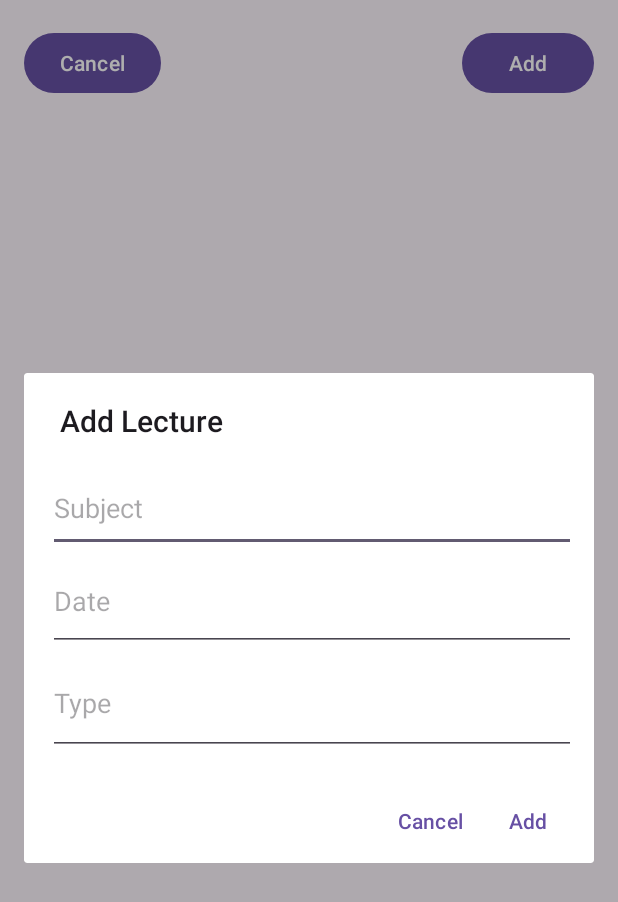
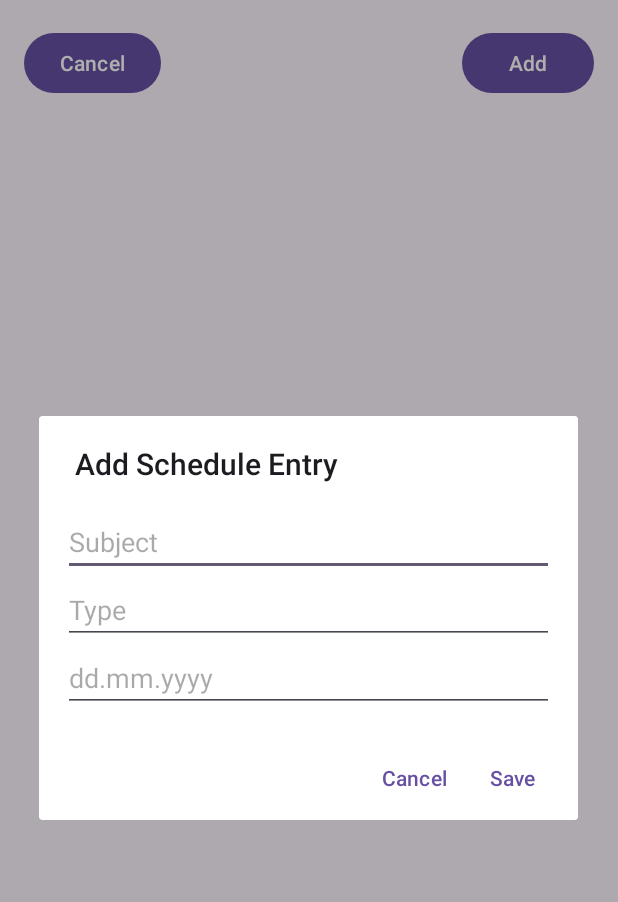
Before and after one commit to UAdant/MyShedule, an Android app: the ScheduleActivity screen opened directly, with no data from a screen before it, after a tap on "Add", on a phone screen of 412 x 824 dp. Shown: the top 902 px of the screen. Run offline under Robolectric (Android 15) with nearby library versions, the phone set to English and light mode, and no system bars; Roboto replaces fonts that are not available here.

Commit message:
setnig db

```diff
--- /dev/null
+++ b/app/src/main/java/com/example/myshedule/AddScheduleDialog.java
@@ -0,0 +1,87 @@
+package com.example.myshedule;
+
+import android.app.Dialog;
+import android.content.Context;
+import android.content.DialogInterface;
+import android.os.Bundle;
+import android.view.LayoutInflater;
+import android.view.View;
+import android.view.inputmethod.InputMethodManager;
+import android.widget.EditText;
+import android.widget.Toast;
+
+import androidx.annotation.NonNull;
+import androidx.appcompat.app.AlertDialog;
+import androidx.appcompat.app.AppCompatDialogFragment;
+
+import java.text.ParseException;
+import java.text.SimpleDateFormat;
+import java.util.Locale;
+
+public class AddScheduleDialog extends AppCompatDialogFragment {
+    private EditText editTextSubject;
+    private EditText editTextType;
+    private EditText editTextDate;
+
+    @NonNull
+    @Override
+    public Dialog onCreateDialog(Bundle savedInstanceState) {
+        AlertDialog.Builder builder = new AlertDialog.Builder(getActivity());
+
+        LayoutInflater inflater = getActivity().getLayoutInflater();
+        View view = inflater.inflate(R.layout.add_dialog_schedule, null);
+
+        builder.setView(view)
+                .setTitle("Add Schedule Entry")
+                .setNegativeButton("Cancel", new DialogInterface.OnClickListener() {
+                    @Override
+                    public void onClick(DialogInterface dialogInterface, int i) {
+                        // Порожнє тіло, так як ми не робимо нічого при натисканні кнопки "Скасувати"
+                    }
+                })
+                .setPositiveButton("Save", new DialogInterface.OnClickListener() {
+                    @Override
+                    public void onClick(DialogInterface dialogInterface, int i) {
+                        String subject = editTextSubject.getText().toString();
+                        String type = editTextType.getText().toString();
+                        String date = editTextDate.getText().toString();
+
+                        if (subject.isEmpty() || type.isEmpty() || date.isEmpty()) {
+                            Toast.makeText(getContext(), "Будь ласка, заповніть всі поля", Toast.LENGTH_SHORT).show();
+                            return;
+                        }
+
+                        if (isValidDate(date)) {
+                            ScheduleActivity activity = (ScheduleActivity) getActivity();
+                            activity.applyTexts(subject, type, date);
+
+                            // Закриття клавіатури
+                            InputMethodManager imm = (InputMethodManager) getContext().getSystemService(Context.INPUT_METHOD_SERVICE);
+                            imm.hideSoftInputFromWindow(editTextDate.getWindowToken(), 0);
+                        } else {
+                            Toast.makeText(getContext(), "Неправильний формат дати. Введіть дату у форматі 'dd.mm.yyyy'", Toast.LENGTH_SHORT).show();
+                        }
+                    }
+                });
+
+        editTextSubject = view.findViewById(R.id.editTextText);
+        editTextType = view.findViewById(R.id.editTextText2);
+        editTextDate = view.findViewById(R.id.editTextText3);
+
+        // Підказка для користувача
+        editTextDate.setHint("dd.mm.yyyy");
+
+        return builder.create();
+    }
+
+    private boolean isValidDate(String date) {
+        SimpleDateFormat sdf = new SimpleDateFormat("dd.MM.yyyy", Locale.getDefault());
+        sdf.setLenient(false);
+        try {
+            sdf.parse(date);
+            return true;
+        } catch (ParseException e) {
+            return false;
+        }
+    }
+}
--- a/app/src/main/java/com/example/myshedule/ScheduleActivity.java
+++ b/app/src/main/java/com/example/myshedule/ScheduleActivity.java
@@ -10,6 +10,11 @@ import android.view.LayoutInflater;
 import android.view.View;
 import android.widget.Button;
 import android.widget.EditText;
+import android.widget.Toast;
+
+import java.text.ParseException;
+import java.text.SimpleDateFormat;
+import java.util.Locale;
 
 public class ScheduleActivity extends AppCompatActivity {
 
@@ -18,18 +23,15 @@ public class ScheduleActivity extends AppCompatActivity {
         super.onCreate(savedInstanceState);
         setContentView(R.layout.activity_schedule);
 
-        Button buttonAdd = findViewById(R.id.buttonAdd);
-
-        Button openActivityMenu = findViewById(R.id.openAcivityMenuMain);
-        buttonAdd.setOnClickListener(new View.OnClickListener() {
+        Button addButton = findViewById(R.id.bthAddEvent);
+        addButton.setOnClickListener(new View.OnClickListener() {
             @Override
             public void onClick(View v) {
-                showAddLectureDialog();
+                openAddScheduleDialog();
             }
         });
 
-
-
+        Button openActivityMenu = findViewById(R.id.openAcivityMenuMain);
 
         openActivityMenu.setOnClickListener(new View.OnClickListener() {
             @Override
@@ -40,38 +42,40 @@ public class ScheduleActivity extends AppCompatActivity {
         });
     }
 
-    private void showAddLectureDialog() {
-        AlertDialog.Builder dialogBuilder = new AlertDialog.Builder(this);
-        LayoutInflater inflater = getLayoutInflater();
-        View dialogView = inflater.inflate(R.layout.dialog_add_lecture, null);
-        dialogBuilder.setView(dialogView);
+    public void openAddScheduleDialog() {
+        AddScheduleDialog addScheduleDialog = new AddScheduleDialog();
+        addScheduleDialog.show(getSupportFragmentManager(), "add schedule dialog");
+    }
 
-        final EditText editTextSubject = dialogView.findViewById(R.id.editTextSubject);
-        final EditText editTextDate = dialogView.findViewById(R.id.editTextDate);
-        final EditText editTextType = dialogView.findViewById(R.id.editTextType);
+    public void applyTexts(String subject, String type, String date) {
+        if (isValidDate(date)) {
+            // Додавання даних до бази даних
+            DatabaseHelper dbHelper = new DatabaseHelper(this);
+            ScheduleEntry scheduleEntry = new ScheduleEntry(subject, type, date, false); // Передаємо значення completed як false, оскільки запис ще не виконаний
+            long insertedRowId = dbHelper.addScheduleEntry(scheduleEntry);
+            dbHelper.close(); // Закриття з'єднання з базою даних
 
-        dialogBuilder.setTitle("Add Lecture");
-        dialogBuilder.setPositiveButton("Add", new DialogInterface.OnClickListener() {
-            @Override
-            public void onClick(DialogInterface dialog, int which) {
-                String subject = editTextSubject.getText().toString();
-                String date = editTextDate.getText().toString();
-                String type = editTextType.getText().toString();
+            if (insertedRowId != -1) {
+                // Дані успішно збережено
+                Toast.makeText(this, "Дані успішно збережено", Toast.LENGTH_SHORT).show();
+            } else {
+                // Помилка збереження даних
+                Toast.makeText(this, "Помилка збереження даних", Toast.LENGTH_SHORT).show();
+            }
+        } else {
+            // Повідомлення про неправильний формат дати
+            Toast.makeText(this, "Неправильний формат дати. Введіть дату у форматі 'dd.mm.yyyy'", Toast.LENGTH_SHORT).show();
+        }
+    }
 
-                // Додайте код для додавання лекції до бази даних з введеними даними
-
-                dialog.dismiss();
-            }
-        });
-
-        dialogBuilder.setNegativeButton("Cancel", new DialogInterface.OnClickListener() {
-            @Override
-            public void onClick(DialogInterface dialog, int which) {
-                dialog.dismiss();
-            }
-        });
-
-        AlertDialog alertDialog = dialogBuilder.create();
-        alertDialog.show();
+    private boolean isValidDate(String date) {
+        SimpleDateFormat sdf = new SimpleDateFormat("dd.MM.yyyy", Locale.getDefault());
+        sdf.setLenient(false);
+        try {
+            sdf.parse(date);
+            return true;
+        } catch (ParseException e) {
+            return false;
+        }
     }
 }
--- a/app/src/main/res/layout/activity_schedule.xml
+++ b/app/src/main/res/layout/activity_schedule.xml
@@ -19,7 +19,7 @@
         app:layout_constraintVertical_bias="0.023" />
 
     <Button
-        android:id="@+id/buttonAdd"
+        android:id="@+id/bthAddEvent"
         android:layout_width="wrap_content"
         android:layout_height="wrap_content"
         android:text="Add"
--- /dev/null
+++ b/app/src/main/res/layout/add_dialog_schedule.xml
@@ -0,0 +1,42 @@
+<?xml version="1.0" encoding="utf-8"?>
+<androidx.constraintlayout.widget.ConstraintLayout xmlns:android="http://schemas.android.com/apk/res/android"
+    xmlns:app="http://schemas.android.com/apk/res-auto"
+    xmlns:tools="http://schemas.android.com/tools"
+    android:layout_width="match_parent"
+    android:layout_height="wrap_content"
+    android:padding="16dp">
+
+    <EditText
+        android:id="@+id/editTextText"
+        android:layout_width="match_parent"
+        android:layout_height="wrap_content"
+        android:ems="10"
+        android:hint="Subject"
+        android:inputType="text"
+        app:layout_constraintTop_toTopOf="parent"
+        app:layout_constraintStart_toStartOf="parent"
+        app:layout_constraintEnd_toEndOf="parent" />
+
+    <EditText
+        android:id="@+id/editTextText2"
+        android:layout_width="match_parent"
+        android:layout_height="wrap_content"
+        android:ems="10"
+        android:hint="Type"
+        android:inputType="text"
+        app:layout_constraintTop_toBottomOf="@+id/editTextText"
+        app:layout_constraintStart_toStartOf="parent"
+        app:layout_constraintEnd_toEndOf="parent" />
+
+    <EditText
+        android:id="@+id/editTextText3"
+        android:layout_width="match_parent"
+        android:layout_height="wrap_content"
+        android:ems="10"
+        android:hint="Date (dd.MM.yyyy)"
+        android:inputType="text"
+        app:layout_constraintTop_toBottomOf="@+id/editTextText2"
+        app:layout_constraintStart_toStartOf="parent"
+        app:layout_constraintEnd_toEndOf="parent" />
+
+</androidx.constraintlayout.widget.ConstraintLayout>
--- a/app/src/main/res/layout/dialog_add_lecture.xml
+++ /dev/null
@@ -1,29 +0,0 @@
-<?xml version="1.0" encoding="utf-8"?>
-<LinearLayout xmlns:android="http://schemas.android.com/apk/res/android"
-    android:layout_width="match_parent"
-    android:layout_height="wrap_content"
-    android:orientation="vertical"
-    android:padding="16dp">
-
-    <EditText
-        android:id="@+id/editTextSubject"
-        android:layout_width="385dp"
-        android:layout_height="58dp"
-        android:hint="Subject"
-        android:minWidth="200dp" /> <!-- Додано android:minWidth -->
-
-    <EditText
-        android:id="@+id/editTextDate"
-        android:layout_width="385dp"
-        android:layout_height="66dp"
-        android:hint="Date"
-        android:minWidth="200dp" /> <!-- Додано android:minWidth -->
-
-    <EditText
-        android:id="@+id/editTextType"
-        android:layout_width="380dp"
-        android:layout_height="69dp"
-        android:hint="Type"
-        android:minWidth="200dp" /> <!-- Додано android:minWidth -->
-
-</LinearLayout>
```
Also changed, not shown: app/src/main/java/com/example/myshedule/CardData.java (deleted, +0 -33 lines), app/src/main/java/com/example/myshedule/DatabaseHelper.java (+107 -19 lines), app/src/main/java/com/example/myshedule/Exam.java (added, +60 -0 lines), app/src/main/java/com/example/myshedule/ExamGrade.java (added, +39 -0 lines), app/src/main/java/com/example/myshedule/ScheduleEntry.java (added, +61 -0 lines), app/src/main/java/com/example/myshedule/TaskAdapter.java (deleted, +0 -56 lines), app/src/main/res/layout/card_layout.xml (deleted, +0 -21 lines).
